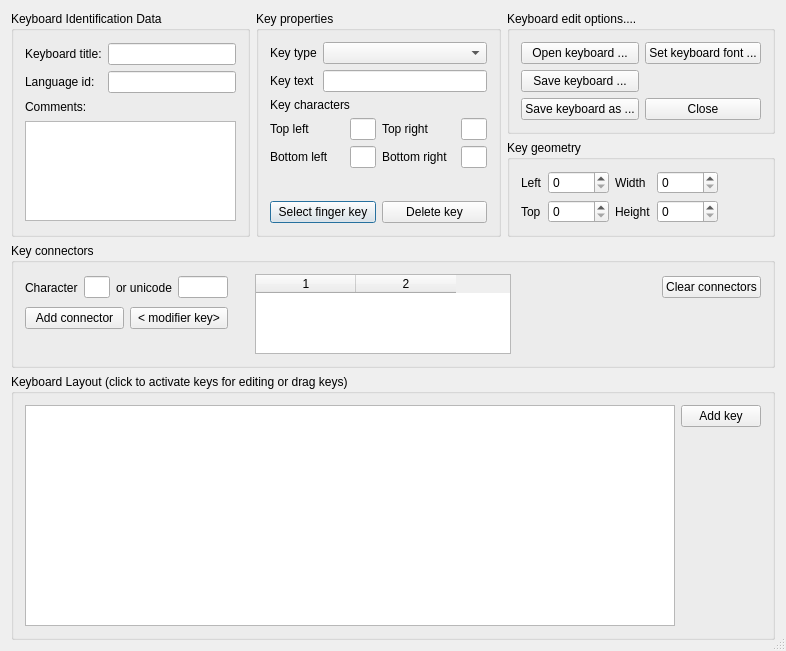
The window that src/ui/ktouchkeyboardeditordialog.ui (KDE/ktouch) describes before a commit, drawn with Qt 5.
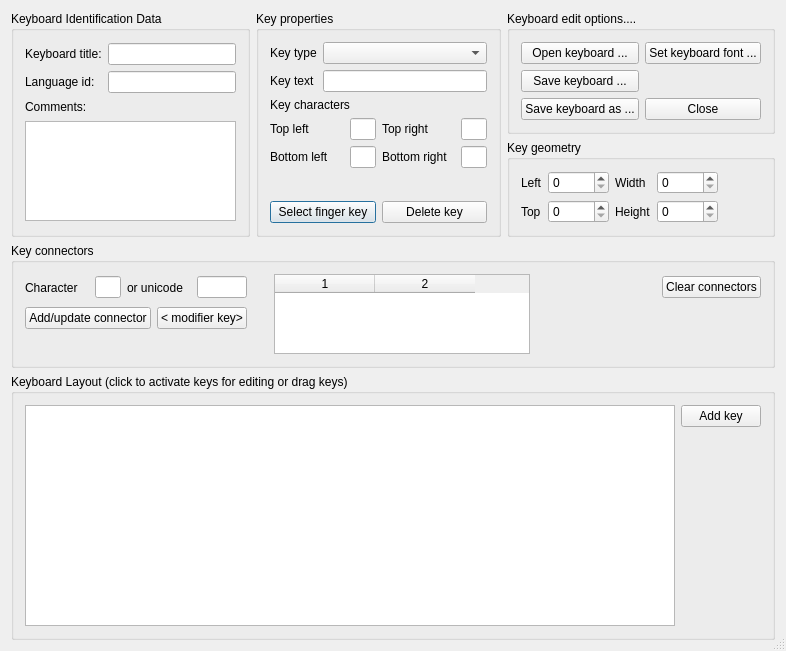
The same window after the commit. Custom widgets are drawn as their Qt base class.

Commit message: Connectors can now be defined. Keyboard editor almost complete.

The edit to the form file:
```diff
--- a/src/ui/ktouchkeyboardeditordialog.ui
+++ b/src/ui/ktouchkeyboardeditordialog.ui
@@ -604,7 +604,7 @@
       <item row="1" column="0" >
        <widget class="KPushButton" name="addConnectorButton" >
         <property name="text" >
-         <string>Add connector</string>
+         <string>Add/update connector</string>
         </property>
        </widget>
       </item>
```
The commit also changes 4 other files.
